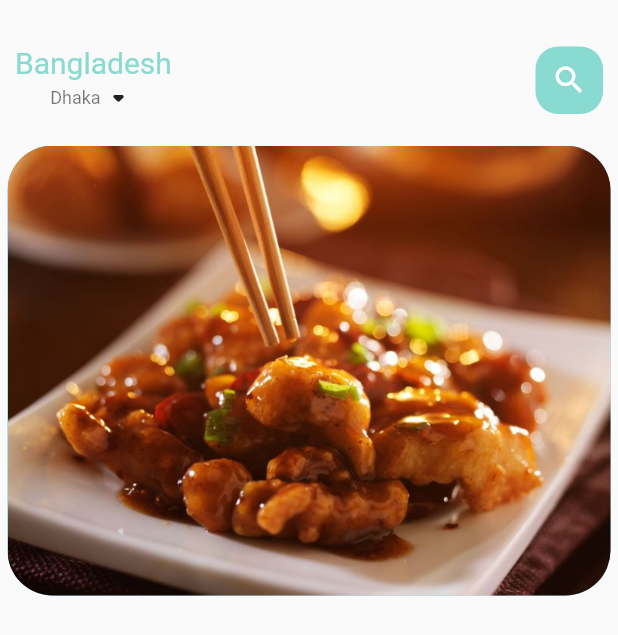
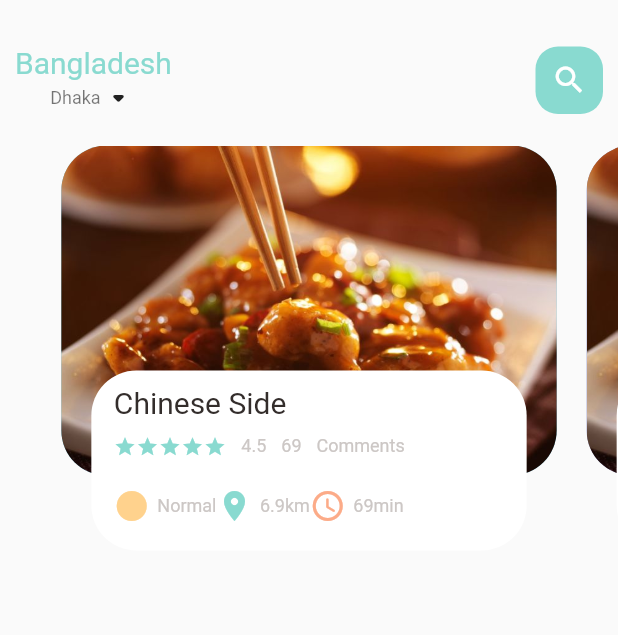
Before and after one commit to Towfiq-Roni/e_commerce, a Flutter app: the screen it shows after launch, on a phone screen of 412 x 824 dp. Shown: the top 635 px of the screen. Run offline on Flutter 3.47's test engine with Material 2 defaults, Android fonts, the phone set to English and light mode, and no system bars.

Commit message:
done till bottom container (video 1:23:54)

```diff
--- a/lib/home/food_page_body.dart
+++ b/lib/home/food_page_body.dart
@@ -1,4 +1,9 @@
+import 'package:e_commerce/utils/colors.dart';
+import 'package:e_commerce/widgets/big_text.dart';
+import 'package:e_commerce/widgets/icon_and_text_widget.dart';
+import 'package:e_commerce/widgets/small_text.dart';
 import 'package:flutter/cupertino.dart';
+import 'package:flutter/material.dart';
 
 class FoodPageBody extends StatefulWidget {
   const FoodPageBody({Key? key}) : super(key: key);
@@ -8,31 +13,84 @@ class FoodPageBody extends StatefulWidget {
 }
 
 class _FoodPageBodyState extends State<FoodPageBody> {
+  PageController pageController = PageController(viewportFraction: 0.85);
   @override
   Widget build(BuildContext context) {
     return Container(
+      // color: Colors.redAccent,
       height: 300,
       child: PageView.builder(
+        controller: pageController,
           itemCount: 5,
           itemBuilder: (context, position) {
             return _buildPageItem(position);
           }),
     );
   }
-  Widget _buildPageItem(int index){
-    return Container(
+
+  Widget _buildPageItem(int index) {
+    return Stack(
+      children: [
+        Container(
           height: 220,
-      margin: EdgeInsets.only(left: 5, right: 5),
+          margin: EdgeInsets.only(left: 10, right: 10),
           decoration: BoxDecoration(
               borderRadius: BorderRadius.circular(30),
-        color: index.isEven? Color(0xFF69c5df):Color(0xFF9294cc),
+              color: index.isEven ? Color(0xFF69c5df) : Color(0xFF9294cc),
               image: DecorationImage(
                   fit: BoxFit.cover,
-          image: AssetImage(
-            "assets/image/food1.png"
-          )
-        )
+                  image: AssetImage("assets/image/food1.png"))),
         ),
+        Align(
+          alignment: Alignment.bottomCenter,
+          child: Container(
+            height: 120,
+            margin: EdgeInsets.only(left: 30, right: 30, bottom: 30),
+            decoration: BoxDecoration(
+              borderRadius: BorderRadius.circular(30),
+              color: Colors.white,
+            ),
+            child: Container(
+              padding: EdgeInsets.only(top: 10, left: 15, right: 15),
+              child: Column(
+                crossAxisAlignment: CrossAxisAlignment.start,
+                children: [
+                  BigText(text: "Chinese Side"),
+                  SizedBox(height: 10,),
+                  Row(
+                    children: [
+                      Wrap(
+                        children: List.generate(5, (index) => Icon(Icons.star,
+                            color:AppColors.mainColor, size: 15,)),
+                      ),
+                      SizedBox(width: 10,),
+                      SmallText(text: "4.5"),
+                      SizedBox(width: 10,),
+                      SmallText(text: "69"),
+                      SizedBox(width: 10,),
+                      SmallText(text: "Comments"),
+                    ],
+                  ),
+                  SizedBox(height: 20,),
+                  Row(
+                    children: [
+                      IconAndTextWidget(icon:Icons.circle_sharp,
+                          text: "Normal",
+                          iconColor: AppColors.iconColor1),
+                      IconAndTextWidget(icon:Icons.location_on,
+                          text: "6.9km",
+                          iconColor: AppColors.mainColor),
+                      IconAndTextWidget(icon:Icons.access_time_rounded,
+                          text: "69min",
+                          iconColor: AppColors.iconColor2),
+                    ],
+                  ),
+                ],
+              ),
+            ),
+          ),
+        ),
+      ],
     );
   }
 }
--- /dev/null
+++ b/lib/widgets/icon_and_text_widget.dart
@@ -0,0 +1,24 @@
+import 'package:e_commerce/widgets/small_text.dart';
+import 'package:flutter/material.dart';
+
+class IconAndTextWidget extends StatelessWidget {
+  final IconData icon;
+  final String text;
+  final Color iconColor;
+
+  const IconAndTextWidget({Key? key,
+  required this.icon,
+  required this.text,
+  required this.iconColor}) : super(key: key);
+
+  @override
+  Widget build(BuildContext context) {
+    return Row(
+      children: [
+        Icon(icon, color: iconColor,),
+        SizedBox(width: 5,),
+        SmallText(text: text,),
+      ],
+    );
+  }
+}
```
Lines whose indentation alone changed are shown as unchanged.
